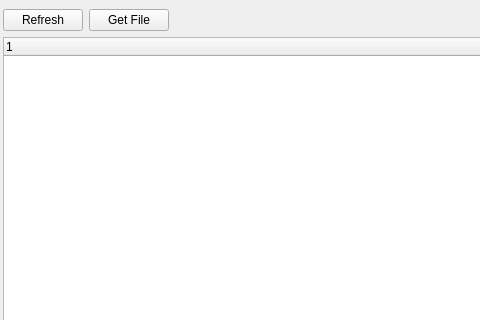
Before: the Qt Designer form ui/src/ui/printerfiles.ui in iserramacsa/mcomms, drawn with Qt 5; both pictures show x 0 to 480 and y 0 to 320 of the 818 by 599 pixel window.
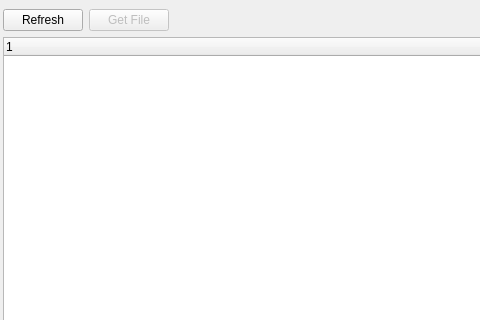
After: the same form once the commit is applied.

What changed in the file:
```diff
--- a/ui/src/ui/printerfiles.ui
+++ b/ui/src/ui/printerfiles.ui
@@ -50,6 +50,9 @@
       </item>
       <item>
        <widget class="QPushButton" name="pushButton">
+        <property name="enabled">
+         <bool>false</bool>
+        </property>
         <property name="text">
          <string>Get File</string>
         </property>
```
